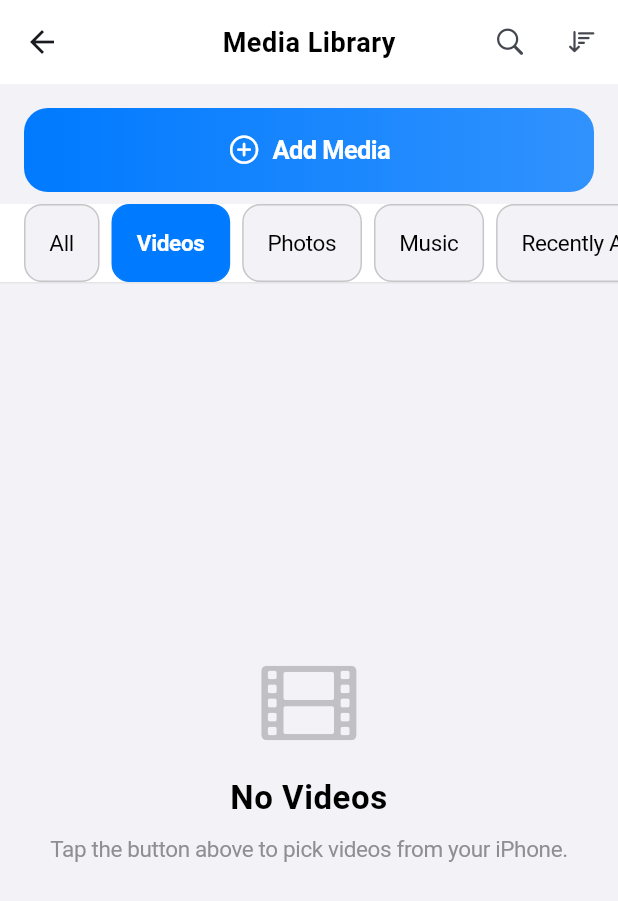
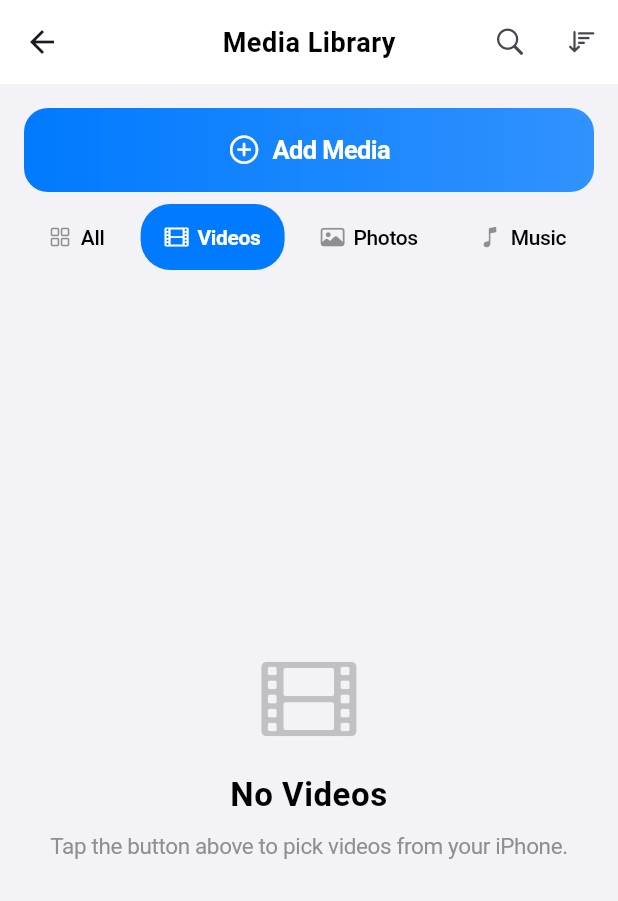
Before and after one commit to Umar-khan4260/casting_-_mirroring, a Flutter app: the MediaLibraryScreen screen opened directly with empty values, after a tap on "Videos", on a phone screen of 412 x 824 dp. Shown: the top 901 px of the screen. Run offline on Flutter 3.47's test engine with Material 3 defaults, Android fonts, the phone set to English and light mode, and no system bars; our stand-ins replace file_picker, shared_preferences, shelf; missing offline and left inert: flutter_chrome_cast; accounts and stored records are empty.

Commit message:
now fixing some gui issues

```diff
--- a/lib/main.dart
+++ b/lib/main.dart
@@ -47,9 +47,13 @@ class CastingApp extends StatelessWidget {
         title: 'Cast & Mirror',
         debugShowCheckedModeBanner: false,
         theme: const CupertinoThemeData(
+          brightness: Brightness.light,
           primaryColor: CupertinoColors.activeBlue,
           scaffoldBackgroundColor: CupertinoColors.systemGroupedBackground,
           barBackgroundColor: CupertinoColors.systemBackground,
+          textTheme: CupertinoTextThemeData(
+            primaryColor: CupertinoColors.activeBlue,
+          ),
         ),
         localizationsDelegates: const [
           GlobalMaterialLocalizations.delegate,
--- a/lib/screens/cast_player_screen.dart
+++ b/lib/screens/cast_player_screen.dart
@@ -38,6 +38,8 @@ class _CastPlayerScreenState extends State<CastPlayerScreen> {
         backgroundColor: AppColors.background,
         navigationBar: CupertinoNavigationBar(
           middle: const Text('Now Casting'),
+          backgroundColor: AppColors.surface,
+          border: const Border(),
           leading: GestureDetector(
             onTap: () {
               Navigator.of(context).pop();
--- a/lib/screens/home_screen.dart
+++ b/lib/screens/home_screen.dart
@@ -1,20 +1,24 @@
 import 'package:flutter/cupertino.dart';
 import '../providers/app_casting_controller.dart';
+import '../models/media_item.dart';
 import '../models/media_player_state.dart';
-import '../mock/mock_media_data.dart';
+import '../services/local_media_store.dart';
 import '../theme/app_spacing.dart';
 import '../theme/app_typography.dart';
+import '../theme/app_colors.dart';
 import '../widgets/cards/action_card.dart';
 import '../widgets/cards/connected_device_card.dart';
 import 'cast_player_screen.dart';
 import 'screen_mirror_screen.dart';
 
 class HomeScreen extends StatelessWidget {
+  final LocalMediaStore mediaStore;
   final VoidCallback? onSwitchToDevices;
   final VoidCallback? onSwitchToMedia;
 
   const HomeScreen({
     super.key,
+    required this.mediaStore,
     this.onSwitchToDevices,
     this.onSwitchToMedia,
   });
@@ -28,9 +32,15 @@ class HomeScreen extends StatelessWidget {
         final playerState = controller.state;
         final isConnected = playerState.isConnected;
         final connectedDevice = playerState.connectedDevice;
+        final recentMedia = mediaStore.recentlyAdded(days: 7);
 
         return CupertinoPageScaffold(
-          navigationBar: const CupertinoNavigationBar(middle: Text('Casting App')),
+          backgroundColor: AppColors.background,
+          navigationBar: const CupertinoNavigationBar(
+            middle: Text('Casting App'),
+            backgroundColor: AppColors.surface,
+            border: Border(),
+          ),
           child: SafeArea(
             child: ListView(
               padding: AppSpacing.paddingAllLg,
@@ -39,7 +49,7 @@ class HomeScreen extends StatelessWidget {
                 Text(
                   isConnected ? 'Connected Device' : 'No Device Connected',
                   style: AppTypography.bodyMedium.copyWith(
-                    color: CupertinoColors.systemGrey,
+                    color: AppColors.textSecondary,
                     fontWeight: FontWeight.w600,
                   ),
                   textAlign: TextAlign.center,
@@ -58,7 +68,7 @@ class HomeScreen extends StatelessWidget {
                       ? 'Play videos, photos and music'
                       : 'Connect to a device first',
                   icon: CupertinoIcons.play_rectangle,
-                  iconColor: CupertinoColors.activeBlue,
+                  iconColor: AppColors.primary,
                   onTap: isConnected
                       ? (onSwitchToMedia ?? () {})
                       : (onSwitchToDevices ?? () {}),
@@ -67,7 +77,7 @@ class HomeScreen extends StatelessWidget {
                   title: 'Mirror Screen',
                   subtitle: 'AirPlay media routing & screen mirroring guide',
                   icon: CupertinoIcons.device_phone_portrait,
-                  iconColor: CupertinoColors.systemPurple,
+                  iconColor: AppColors.secondary,
                   onTap: () {
                     Navigator.of(context).push(
                       CupertinoPageRoute(
@@ -87,13 +97,41 @@ class HomeScreen extends StatelessWidget {
                 ] else ...[
                   Text('Recent Media', style: AppTypography.heading3),
                   const SizedBox(height: AppSpacing.md),
+                  if (recentMedia.isEmpty)
+                    Container(
+                      padding: const EdgeInsets.symmetric(vertical: 32),
+                      child: Column(
+                        children: [
+                          Icon(
+                            CupertinoIcons.clock,
+                            size: 40,
+                            color: AppColors.textSecondary.withValues(alpha: 0.5),
+                          ),
+                          const SizedBox(height: AppSpacing.sm),
+                          Text(
+                            'No recent media',
+                            style: AppTypography.bodyMedium.copyWith(
+                              color: AppColors.textSecondary,
+                            ),
+                          ),
+                          const SizedBox(height: 4),
+                          Text(
+                            'Add media to see it here',
+                            style: AppTypography.bodySmall.copyWith(
+                              color: AppColors.textSecondary.withValues(alpha: 0.7),
+                            ),
+                          ),
+                        ],
+                      ),
+                    )
+                  else
                     SizedBox(
                       height: 200,
                       child: ListView.builder(
                         scrollDirection: Axis.horizontal,
-                      itemCount: MockMediaData.recentlyAdded().length,
+                        itemCount: recentMedia.length,
                         itemBuilder: (context, index) {
-                        final media = MockMediaData.recentlyAdded()[index];
+                          final media = recentMedia[index];
                           return Container(
                             width: 160,
                             margin: const EdgeInsets.only(right: AppSpacing.md),
@@ -143,11 +181,18 @@ class _NowPlayingCard extends StatelessWidget {
       child: Container(
         padding: AppSpacing.paddingAllMd,
         decoration: BoxDecoration(
-          color: CupertinoColors.activeBlue,
+          gradient: LinearGradient(
+            colors: [
+              AppColors.primary,
+              AppColors.primary.withValues(alpha: 0.8),
+            ],
+            begin: Alignment.topLeft,
+            end: Alignment.bottomRight,
+          ),
           borderRadius: BorderRadius.circular(AppSpacing.borderRadiusLg),
           boxShadow: [
             BoxShadow(
-              color: CupertinoColors.activeBlue.withAlpha(76),
+              color: AppColors.primary.withValues(alpha: 0.3),
               blurRadius: 15,
               offset: const Offset(0, 8),
             ),
@@ -166,7 +211,7 @@ class _NowPlayingCard extends StatelessWidget {
                   return Container(
                     width: 60,
                     height: 60,
-                    color: CupertinoColors.white.withAlpha(26),
+                    color: CupertinoColors.white.withValues(alpha: 0.2),
                     child: const Icon(
                       CupertinoIcons.music_note,
                       color: CupertinoColors.white,
@@ -193,7 +238,7 @@ class _NowPlayingCard extends StatelessWidget {
                   Text(
                     playerState.isPlaying ? 'Playing' : 'Paused',
                     style: AppTypography.bodySmall.copyWith(
-                      color: CupertinoColors.white.withAlpha(204),
+                      color: CupertinoColors.white.withValues(alpha: 0.8),
                     ),
                   ),
                 ],
@@ -214,7 +259,7 @@ class _NowPlayingCard extends StatelessWidget {
 }
 
 class _MediaCardHorizontal extends StatelessWidget {
-  final dynamic media;
+  final MediaItem media;
   final VoidCallback onTap;
 
   const _MediaCardHorizontal({required this.media, required this.onTap});
@@ -225,11 +270,11 @@ class _MediaCardHorizontal extends StatelessWidget {
       onTap: onTap,
       child: Container(
         decoration: BoxDecoration(
-          color: CupertinoColors.systemBackground,
+          color: AppColors.surface,
           borderRadius: BorderRadius.circular(AppSpacing.borderRadiusMd),
           boxShadow: [
             BoxShadow(
-              color: CupertinoColors.systemGrey.withAlpha(26),
+              color: AppColors.cardShadow,
               blurRadius: 8,
               offset: const Offset(0, 2),
             ),
@@ -242,7 +287,7 @@ class _MediaCardHorizontal extends StatelessWidget {
             AspectRatio(
               aspectRatio: 16 / 9,
               child: Container(
-                color: CupertinoColors.systemGroupedBackground,
+                color: AppColors.background,
                 child: Image.network(
                   media.thumbnailUrl,
                   fit: BoxFit.cover,
@@ -250,7 +295,7 @@ class _MediaCardHorizontal extends StatelessWidget {
                     return const Center(
                       child: Icon(
                         CupertinoIcons.photo,
-                        color: CupertinoColors.systemGrey,
+                        color: AppColors.textSecondary,
                       ),
                     );
                   },
@@ -274,7 +319,7 @@ class _MediaCardHorizontal extends StatelessWidget {
                   Text(
                     media.subtitle,
                     style: AppTypography.bodySmall.copyWith(
-                      color: CupertinoColors.systemGrey,
+                      color: AppColors.textSecondary,
                     ),
                     maxLines: 1,
                     overflow: TextOverflow.ellipsis,
--- a/lib/screens/main_shell.dart
+++ b/lib/screens/main_shell.dart
@@ -24,6 +24,7 @@ class _MainShellState extends State<MainShell> {
   List<Widget> _buildScreens() {
     return [
       HomeScreen(
+        mediaStore: _mediaStore,
         onSwitchToDevices: () {
           // Navigate to devices screen using Navigator
           Navigator.of(context).push(
--- a/lib/screens/media_library_screen.dart
+++ b/lib/screens/media_library_screen.dart
@@ -314,14 +314,14 @@ class _MediaLibraryScreenState extends State<MediaLibraryScreen> {
             ),
           _buildAddMediaButtons(),
           Container(
-            height: 52,
-            color: CupertinoColors.systemBackground,
+            height: 44,
+            color: Colors.transparent,
             child: ListView.separated(
               scrollDirection: Axis.horizontal,
               padding: const EdgeInsets.symmetric(horizontal: AppSpacing.md),
               itemCount: MediaCategory.values.length,
               separatorBuilder: (context, index) =>
-                  const SizedBox(width: AppSpacing.sm),
+                  const SizedBox(width: 8),
               itemBuilder: (context, index) {
                 final cat = MediaCategory.values[index];
                 final isSelected = _selectedCategory == cat;
@@ -333,42 +333,47 @@ class _MediaLibraryScreenState extends State<MediaLibraryScreen> {
                   },
                   child: AnimatedContainer(
                     duration: const Duration(milliseconds: 200),
+                    curve: Curves.easeInOut,
                     padding: const EdgeInsets.symmetric(
                       horizontal: 16,
-                      vertical: 14,
                     ),
                     decoration: BoxDecoration(
                       color: isSelected
                           ? AppColors.primary
-                          : AppColors.background,
-                      borderRadius:
-                          BorderRadius.circular(AppSpacing.borderRadiusSm + 4),
-                      border: Border.all(
+                          : CupertinoColors.systemGrey6,
+                      borderRadius: BorderRadius.circular(20),
+                    ),
+                    alignment: Alignment.center,
+                    child: Row(
+                      mainAxisSize: MainAxisSize.min,
+                      children: [
+                        Icon(
+                          _categoryIcon(cat),
+                          size: 16,
                           color: isSelected
-                            ? AppColors.primary
-                            : AppColors.divider,
-                        width: 1,
+                              ? CupertinoColors.white
+                              : AppColors.textSecondary,
                         ),
-                    ),
-                    child: Text(
+                        const SizedBox(width: 6),
+                        Text(
                           _categoryLabel(cat),
                           style: AppTypography.bodyMedium.copyWith(
                             color: isSelected
                                 ? CupertinoColors.white
                                 : AppColors.textPrimary,
                             fontWeight:
-                            isSelected ? FontWeight.w600 : FontWeight.w400,
+                                isSelected ? FontWeight.w600 : FontWeight.w500,
+                            fontSize: 14,
                           ),
+                        ),
+                      ],
                     ),
                   ),
                 );
               },
             ),
           ),
-          Container(
-            height: 1,
-            color: AppColors.divider.withValues(alpha: 0.3),
-          ),
+          const SizedBox(height: 4),
           Expanded(
             child: media.isEmpty
                 ? _buildEmptyState()
@@ -392,9 +397,26 @@ class _MediaLibraryScreenState extends State<MediaLibraryScreen> {
       case MediaCategory.music:
         return 'Music';
       case MediaCategory.recent:
-        return 'Recently Added';
+        return 'Recent';
       case MediaCategory.favorites:
         return 'Favorites';
+    }
+  }
+
+  IconData _categoryIcon(MediaCategory cat) {
+    switch (cat) {
+      case MediaCategory.all:
+        return CupertinoIcons.square_grid_2x2;
+      case MediaCategory.videos:
+        return CupertinoIcons.film;
+      case MediaCategory.photos:
+        return CupertinoIcons.photo;
+      case MediaCategory.music:
+        return CupertinoIcons.music_note;
+      case MediaCategory.recent:
+        return CupertinoIcons.clock;
+      case MediaCategory.favorites:
+        return CupertinoIcons.heart;
     }
   }
 
--- a/lib/screens/queue_screen.dart
+++ b/lib/screens/queue_screen.dart
@@ -40,6 +40,8 @@ class _QueueScreenState extends State<QueueScreen> {
       backgroundColor: AppColors.background,
       navigationBar: CupertinoNavigationBar(
         middle: const Text('Queue'),
+        backgroundColor: AppColors.surface,
+        border: const Border(),
         leading: GestureDetector(
           onTap: () => Navigator.of(context).pop(),
           child: const Icon(CupertinoIcons.back, size: 22),
--- a/lib/widgets/cards/action_card.dart
+++ b/lib/widgets/cards/action_card.dart
@@ -1,6 +1,7 @@
 import 'package:flutter/cupertino.dart';
 import '../../theme/app_spacing.dart';
 import '../../theme/app_typography.dart';
+import '../../theme/app_colors.dart';
 
 class ActionCard extends StatelessWidget {
   final String title;
@@ -15,7 +16,7 @@ class ActionCard extends StatelessWidget {
     required this.subtitle,
     required this.icon,
     required this.onTap,
-    this.iconColor = CupertinoColors.activeBlue,
+    this.iconColor = AppColors.primary,
   });
 
   @override
@@ -26,11 +27,11 @@ class ActionCard extends StatelessWidget {
         margin: const EdgeInsets.only(bottom: AppSpacing.md),
         padding: AppSpacing.paddingAllLg,
         decoration: BoxDecoration(
-          color: CupertinoColors.systemBackground,
+          color: AppColors.surface,
           borderRadius: BorderRadius.circular(AppSpacing.borderRadiusLg),
           boxShadow: [
             BoxShadow(
-              color: CupertinoColors.systemGrey.withAlpha(26),
+              color: AppColors.cardShadow,
               blurRadius: 10,
               offset: const Offset(0, 4),
             ),
@@ -41,7 +42,7 @@ class ActionCard extends StatelessWidget {
             Container(
               padding: AppSpacing.paddingAllMd,
               decoration: BoxDecoration(
-                color: iconColor.withAlpha(26),
+                color: iconColor.withValues(alpha: 0.1),
                 borderRadius: BorderRadius.circular(AppSpacing.borderRadiusMd),
               ),
               child: Icon(icon, size: 32, color: iconColor),
@@ -61,7 +62,7 @@ class ActionCard extends StatelessWidget {
                   Text(
                     subtitle,
                     style: AppTypography.bodyMedium.copyWith(
-                      color: CupertinoColors.systemGrey,
+                      color: AppColors.textSecondary,
                     ),
                   ),
                 ],
@@ -69,7 +70,7 @@ class ActionCard extends StatelessWidget {
             ),
             const Icon(
               CupertinoIcons.chevron_right,
-              color: CupertinoColors.systemGrey3,
+              color: AppColors.textSecondary,
             ),
           ],
         ),
--- a/lib/widgets/cards/connected_device_card.dart
+++ b/lib/widgets/cards/connected_device_card.dart
@@ -27,15 +27,13 @@ class ConnectedDeviceCard extends StatelessWidget {
         width: double.infinity,
         padding: AppSpacing.paddingAllLg,
         decoration: BoxDecoration(
-          color: isConnected
-              ? CupertinoColors.activeBlue
-              : CupertinoColors.systemBackground,
+          color: isConnected ? AppColors.primary : AppColors.surface,
           borderRadius: BorderRadius.circular(AppSpacing.borderRadiusLg),
           boxShadow: [
             BoxShadow(
               color: isConnected
-                  ? CupertinoColors.activeBlue.withAlpha(76)
-                  : CupertinoColors.systemGrey.withAlpha(26),
+                  ? AppColors.primary.withValues(alpha: 0.3)
+                  : AppColors.cardShadow,
               blurRadius: 15,
               offset: const Offset(0, 8),
             ),
@@ -45,7 +43,7 @@ class ConnectedDeviceCard extends StatelessWidget {
           children: [
             if (isConnecting)
               const CupertinoActivityIndicator(
-                color: CupertinoColors.activeBlue,
+                color: AppColors.primary,
                 radius: 24,
               )
             else
@@ -54,7 +52,7 @@ class ConnectedDeviceCard extends StatelessWidget {
                 size: 48,
                 color: isConnected
                     ? CupertinoColors.white
-                    : CupertinoColors.systemGrey,
+                    : AppColors.textSecondary,
               ),
             const SizedBox(height: AppSpacing.md),
             Text(
@@ -77,8 +75,8 @@ class ConnectedDeviceCard extends StatelessWidget {
                       : 'Tap to connect',
               style: AppTypography.bodyMedium.copyWith(
                 color: isConnected
-                    ? CupertinoColors.white.withAlpha(204)
-                    : CupertinoColors.systemGrey,
+                    ? CupertinoColors.white.withValues(alpha: 0.8)
+                    : AppColors.textSecondary,
               ),
             ),
           ],
```
Also changed, not shown: lib/screens/devices_screen.dart (+13 -5 lines), lib/screens/settings_screen.dart (+19 -7 lines). Lines whose indentation alone changed are shown as unchanged.
